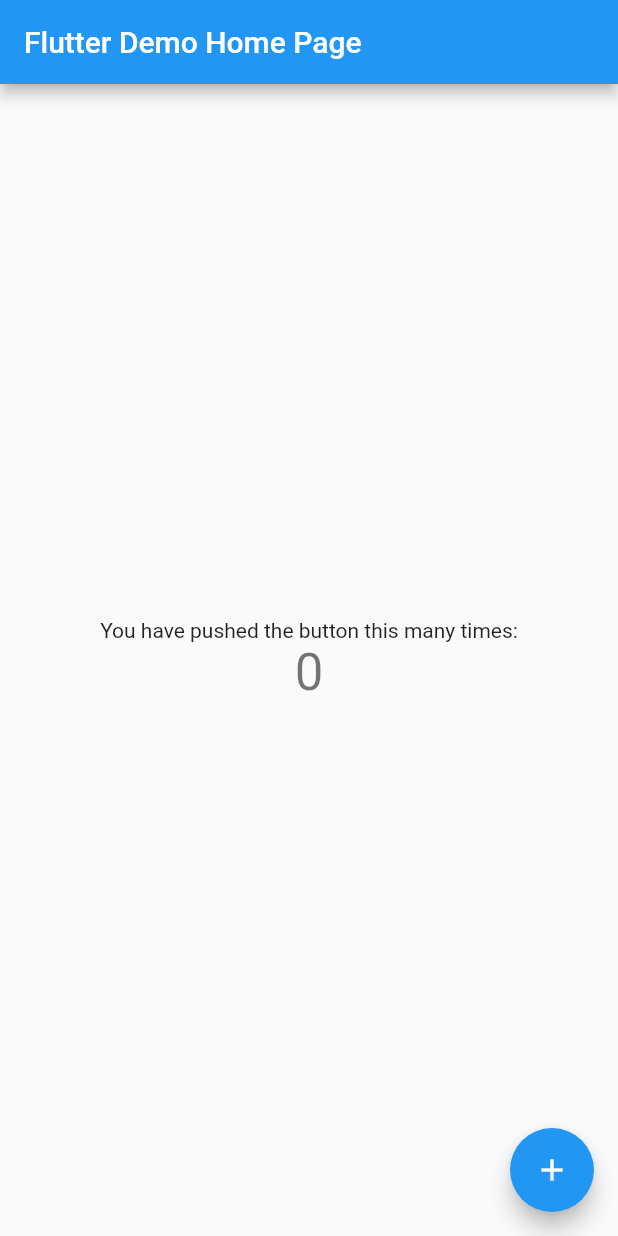
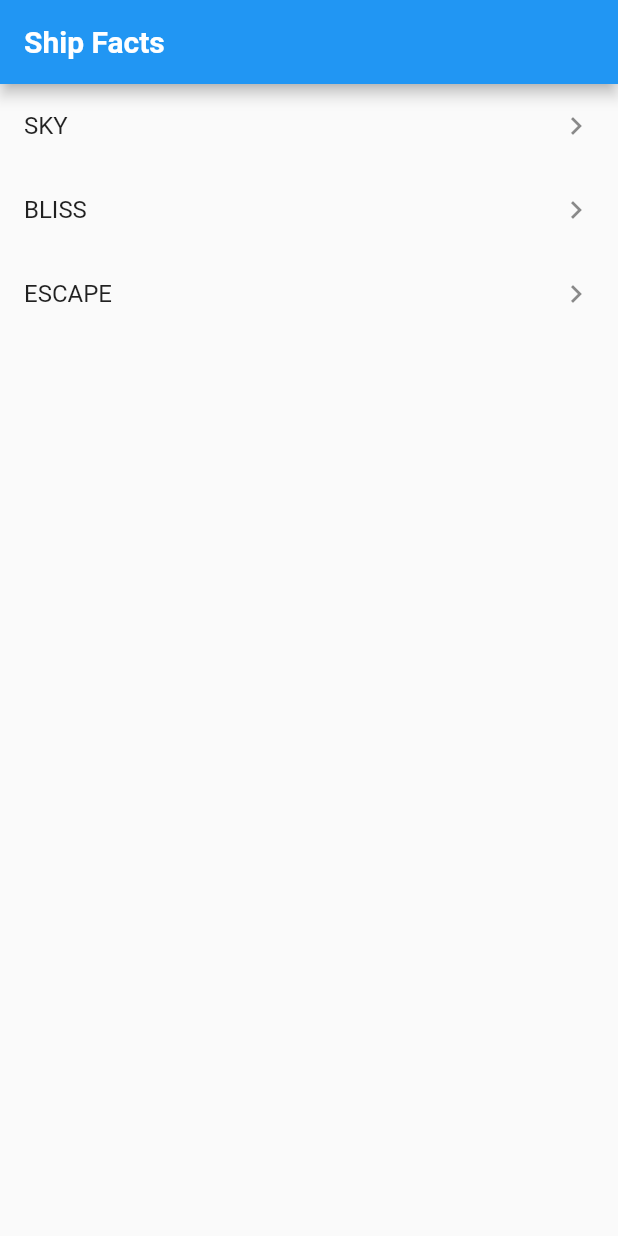
Before and after one commit to F-W-D/ngl_assessment, a Flutter app: the screen it shows after launch, on a phone screen of 412 x 824 dp. Run offline on Flutter 3.47's test engine with Material 2 defaults, Android fonts, the light colour scheme and no system bars.

Commit message:
create inital screen; add deps

```diff
--- a/lib/main.dart
+++ b/lib/main.dart
@@ -1,6 +1,8 @@
 import 'package:flutter/material.dart';
+import 'package:ngl_assessment/ship_facts/ui/screens/ship_facts_screen.dart';
 
 void main() {
+  WidgetsFlutterBinding.ensureInitialized();
   runApp(const MyApp());
 }
 
@@ -13,103 +15,9 @@
     return MaterialApp(
       title: 'Flutter Demo',
       theme: ThemeData(
-        // This is the theme of your application.
-        //
-        // Try running your application with "flutter run". You'll see the
-        // application has a blue toolbar. Then, without quitting the app, try
-        // changing the primarySwatch below to Colors.green and then invoke
-        // "hot reload" (press "r" in the console where you ran "flutter run",
-        // or simply save your changes to "hot reload" in a Flutter IDE).
-        // Notice that the counter didn't reset back to zero; the application
-        // is not restarted.
         primarySwatch: Colors.blue,
       ),
-      home: const MyHomePage(title: 'Flutter Demo Home Page'),
+      home: ShipFactsScreen(),
     );
   }
 }
-
-class MyHomePage extends StatefulWidget {
-  const MyHomePage({super.key, required this.title});
-
-  // This widget is the home page of your application. It is stateful, meaning
-  // that it has a State object (defined below) that contains fields that affect
-  // how it looks.
-
-  // This class is the configuration for the state. It holds the values (in this
-  // case the title) provided by the parent (in this case the App widget) and
-  // used by the build method of the State. Fields in a Widget subclass are
-  // always marked "final".
-
-  final String title;
-
-  @override
-  State<MyHomePage> createState() => _MyHomePageState();
-}
-
-class _MyHomePageState extends State<MyHomePage> {
-  int _counter = 0;
-
-  void _incrementCounter() {
-    setState(() {
-      // This call to setState tells the Flutter framework that something has
-      // changed in this State, which causes it to rerun the build method below
-      // so that the display can reflect the updated values. If we changed
-      // _counter without calling setState(), then the build method would not be
-      // called again, and so nothing would appear to happen.
-      _counter++;
-    });
-  }
-
-  @override
-  Widget build(BuildContext context) {
-    // This method is rerun every time setState is called, for instance as done
-    // by the _incrementCounter method above.
-    //
-    // The Flutter framework has been optimized to make rerunning build methods
-    // fast, so that you can just rebuild anything that needs updating rather
-    // than having to individually change instances of widgets.
-    return Scaffold(
-      appBar: AppBar(
-        // Here we take the value from the MyHomePage object that was created by
-        // the App.build method, and use it to set our appbar title.
-        title: Text(widget.title),
-      ),
-      body: Center(
-        // Center is a layout widget. It takes a single child and positions it
-        // in the middle of the parent.
-        child: Column(
-          // Column is also a layout widget. It takes a list of children and
-          // arranges them vertically. By default, it sizes itself to fit its
-          // children horizontally, and tries to be as tall as its parent.
-          //
-          // Invoke "debug painting" (press "p" in the console, choose the
-          // "Toggle Debug Paint" action from the Flutter Inspector in Android
-          // Studio, or the "Toggle Debug Paint" command in Visual Studio Code)
-          // to see the wireframe for each widget.
-          //
-          // Column has various properties to control how it sizes itself and
-          // how it positions its children. Here we use mainAxisAlignment to
-          // center the children vertically; the main axis here is the vertical
-          // axis because Columns are vertical (the cross axis would be
-          // horizontal).
-          mainAxisAlignment: MainAxisAlignment.center,
-          children: <Widget>[
-            const Text(
-              'You have pushed the button this many times:',
-            ),
-            Text(
-              '$_counter',
-              style: Theme.of(context).textTheme.headlineMedium,
-            ),
-          ],
-        ),
-      ),
-      floatingActionButton: FloatingActionButton(
-        onPressed: _incrementCounter,
-        tooltip: 'Increment',
-        child: const Icon(Icons.add),
-      ), // This trailing comma makes auto-formatting nicer for build methods.
-    );
-  }
-}
--- /dev/null
+++ b/lib/ship_facts/data/ships_enum.dart
@@ -0,0 +1,8 @@
+enum ShipsEnum {
+  sky('SKY'),
+  bliss('BLISS'),
+  escape('ESCAPE');
+
+  const ShipsEnum(this.value);
+  final String value;
+}
--- /dev/null
+++ b/lib/ship_facts/ui/screens/ship_facts_screen.dart
@@ -0,0 +1,30 @@
+import 'package:flutter/material.dart';
+import 'package:ngl_assessment/ship_facts/data/ships_enum.dart';
+
+class ShipFactsScreen extends StatelessWidget {
+  @override
+  Widget build(BuildContext context) {
+    return Scaffold(
+      appBar: AppBar(
+        title: const Text(
+          'Ship Facts',
+          style: TextStyle(
+            fontWeight: FontWeight.bold,
+          ),
+        ),
+      ),
+      body: ListView.builder(
+        itemCount: ShipsEnum.values.length,
+        itemBuilder: (context, index) {
+          return ListTile(
+            title: Text(ShipsEnum.values[index].value),
+            trailing: const Icon(Icons.chevron_right),
+            onTap: () {
+              //TODO: handle event
+            },
+          );
+        },
+      ),
+    );
+  }
+}
--- a/pubspec.yaml
+++ b/pubspec.yaml
@@ -35,6 +35,8 @@
   # The following adds the Cupertino Icons font to your application.
   # Use with the CupertinoIcons class for iOS style icons.
   cupertino_icons: ^1.0.2
+  dio: ^5.1.2
+  flutter_bloc: ^8.1.3
 
 dev_dependencies:
   flutter_test:
```
Also changed, not shown: pubspec.lock.
